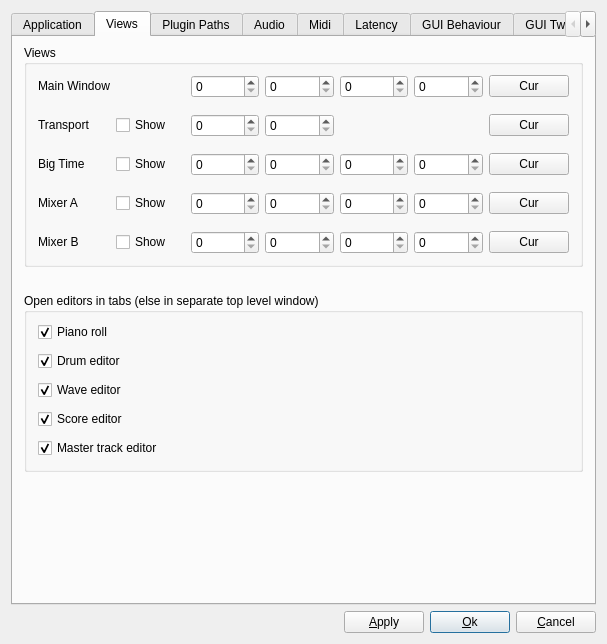
This is muse3/muse/components/gensetbase.ui in emrum/muse as Qt 5 draws it before an edit. The edited form follows.
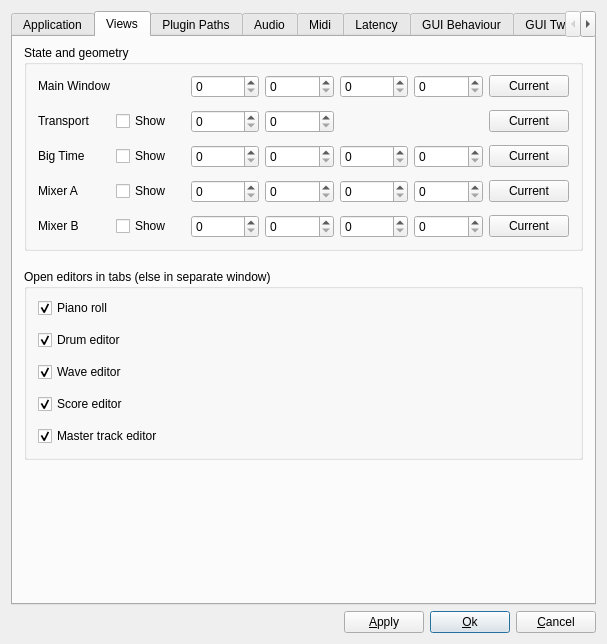
This is the edited form. The open tabs and pages were chosen to show the change.

Diff of the .ui file:
```diff
--- a/muse3/muse/components/gensetbase.ui
+++ b/muse3/muse/components/gensetbase.ui
@@ -343,7 +343,7 @@
           </sizepolicy>
          </property>
          <property name="title">
-          <string>Views</string>
+          <string>State and geometry</string>
          </property>
          <layout class="QGridLayout" name="gridLayout_8">
           <property name="topMargin">
@@ -353,7 +353,7 @@
            <number>10</number>
           </property>
           <property name="verticalSpacing">
-           <number>16</number>
+           <number>12</number>
           </property>
           <item row="1" column="3">
            <widget class="QSpinBox" name="transportY">
@@ -615,7 +615,7 @@
              <string>set current values</string>
             </property>
             <property name="text">
-             <string>Cur</string>
+             <string>Current</string>
             </property>
            </widget>
           </item>
@@ -671,7 +671,7 @@
              <string>set current values</string>
             </property>
             <property name="text">
-             <string>Cur</string>
+             <string>Current</string>
             </property>
            </widget>
           </item>
@@ -687,7 +687,7 @@
              <string>set current values</string>
             </property>
             <property name="text">
-             <string>Cur</string>
+             <string>Current</string>
             </property>
            </widget>
           </item>
@@ -703,7 +703,7 @@
              <string>set current values</string>
             </property>
             <property name="text">
-             <string>Cur</string>
+             <string>Current</string>
             </property>
            </widget>
           </item>
@@ -719,7 +719,7 @@
              <string>set current values</string>
             </property>
             <property name="text">
-             <string>Cur</string>
+             <string>Current</string>
             </property>
            </widget>
           </item>
@@ -736,8 +736,8 @@
          </property>
          <property name="sizeHint" stdset="0">
           <size>
-           <width>20</width>
-           <height>20</height>
+           <width>0</width>
+           <height>12</height>
           </size>
          </property>
         </spacer>
@@ -745,11 +745,11 @@
        <item>
         <widget class="QGroupBox" name="groupBox_4">
          <property name="title">
-          <string>Open editors in tabs (else in separate top level window)</string>
+          <string>Open editors in tabs (else in separate window)</string>
          </property>
          <layout class="QVBoxLayout" name="verticalLayout_24">
           <property name="spacing">
-           <number>9</number>
+           <number>12</number>
           </property>
           <property name="topMargin">
            <number>9</number>
```
Left out of the diff: 10 changed lines with no effect on the pictures.
